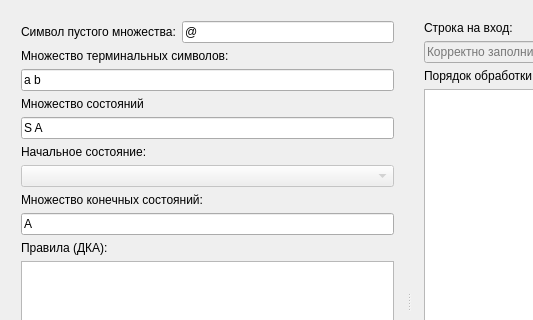
Qt form Tyap_2/widget.ui (LetsOffBrains/QtProj) before a commit; both pictures show x 0 to 533 and y 0 to 320 of the 800 by 600 pixel window.
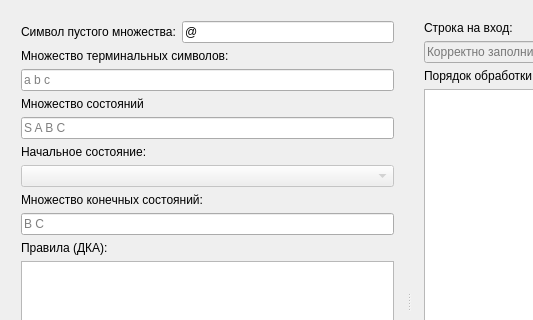
The same form after that commit.

```diff
--- a/Tyap_2/widget.ui
+++ b/Tyap_2/widget.ui
@@ -82,7 +82,7 @@
      <item>
       <widget class="QLineEdit" name="leTerm">
        <property name="text">
-        <string>a b</string>
+        <string/>
        </property>
        <property name="placeholderText">
         <string>a b c</string>
@@ -99,7 +99,7 @@
      <item>
       <widget class="QLineEdit" name="leStates">
        <property name="text">
-        <string>S A</string>
+        <string/>
        </property>
        <property name="placeholderText">
         <string>S A B C</string>
@@ -130,7 +130,7 @@
      <item>
       <widget class="QLineEdit" name="leFinish">
        <property name="text">
-        <string>A</string>
+        <string/>
        </property>
        <property name="placeholderText">
         <string>B C</string>
```
